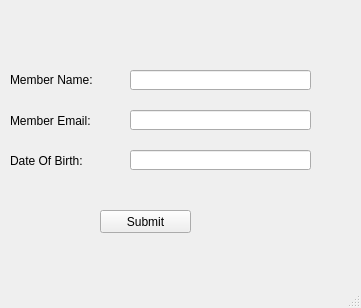
Old version of the form AccountCreator.ui in the repository draveniii/Symitar.
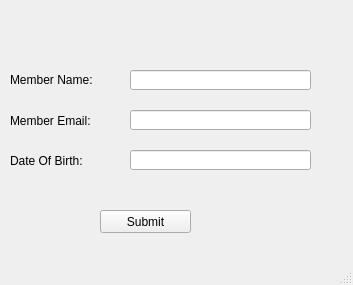
New version of the form.

Diff of the .ui file:
```diff
--- a/AccountCreator.ui
+++ b/AccountCreator.ui
@@ -6,8 +6,8 @@
    <rect>
     <x>0</x>
     <y>0</y>
-    <width>361</width>
-    <height>308</height>
+    <width>353</width>
+    <height>285</height>
    </rect>
   </property>
   <property name="windowTitle">
```
Left out of the diff: 2 changed lines with no effect on the pictures.
